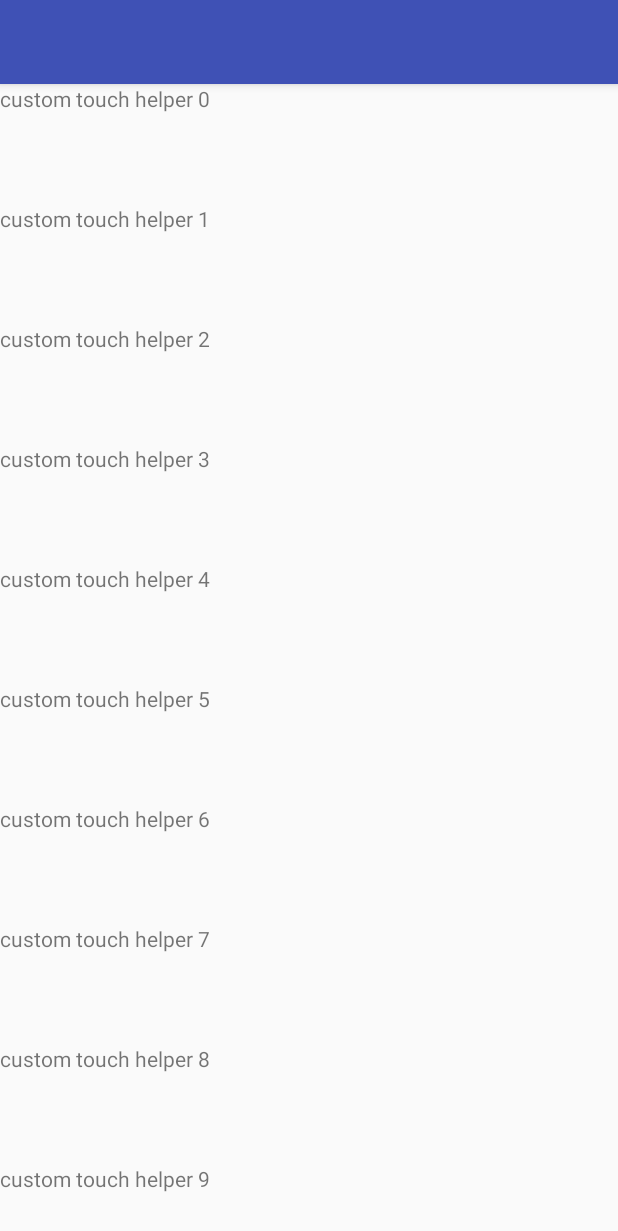
After one commit to yushilei1218/JetPack, an Android app: the ItemTouchHelperActivity screen opened directly, with no data from a screen before it, on a phone screen of 412 x 824 dp. The commit adds this screen. Shown: the top 1231 px of the screen. Run offline under Robolectric (Android 15) with nearby library versions, the phone set to English and light mode, and no system bars; our stand-ins replace ButterKnife.

Commit message:
1：测试ItemTouchHelper 中的CallBack

```diff
--- a/app/build.gradle
+++ b/app/build.gradle
@@ -56,4 +56,5 @@ dependencies {
     implementation 'com.github.chrisbanes:PhotoView:2.1.4'
     implementation 'com.github.yalantis:ucrop:2.2.2'
     implementation 'cn.carbswang.android:NumberPickerView:1.1.1'
+    implementation 'com.github.mcxtzhang:ZLayoutManager:V1.1.0'
 }
--- a/app/src/main/AndroidManifest.xml
+++ b/app/src/main/AndroidManifest.xml
@@ -62,7 +62,8 @@
         <activity android:name=".ui.ScrollPageActivity" />
         <activity android:name=".ui.NestScrooViewRecyActivity" />
         <activity android:name=".ui.ViewPageRecyclerActivity" />
-        <activity android:name=".ui.RecyclerViewActivity"></activity>
+        <activity android:name=".ui.RecyclerViewActivity" />
+        <activity android:name=".ui.ItemTouchHelperActivity"></activity>
     </application>
 
 </manifest>
--- /dev/null
+++ b/app/src/main/java/com/test/shileiyu/jetpack/common/widget/ItemTouchCallBack.java
@@ -0,0 +1,35 @@
+package com.test.shileiyu.jetpack.common.widget;
+
+import android.support.v7.widget.RecyclerView;
+import android.support.v7.widget.helper.ItemTouchHelper;
+
+import com.test.shileiyu.jetpack.common.base.AbsRBaseAdapter;
+import com.test.shileiyu.jetpack.common.bean.Bean;
+
+import java.util.List;
+
+public class ItemTouchCallBack extends ItemTouchHelper.SimpleCallback {
+
+    private final AbsRBaseAdapter<Bean> adapter;
+
+    public ItemTouchCallBack(int dragDirs, int swipeDirs, AbsRBaseAdapter<Bean> adapter) {
+        super(dragDirs, swipeDirs);
+        this.adapter = adapter;
+    }
+
+    @Override
+    public boolean onMove(RecyclerView recyclerView, RecyclerView.ViewHolder viewHolder, RecyclerView.ViewHolder target) {
+        List<Bean> data = adapter.data;
+        int from = viewHolder.getAdapterPosition();
+        Bean remove = data.remove(from);
+        int to = target.getAdapterPosition();
+        data.add(to, remove);
+        adapter.notifyItemMoved(from, to);
+        return true;
+    }
+
+    @Override
+    public void onSwiped(RecyclerView.ViewHolder viewHolder, int direction) {
+
+    }
+}
--- /dev/null
+++ b/app/src/main/java/com/test/shileiyu/jetpack/ui/ItemTouchHelperActivity.java
@@ -0,0 +1,33 @@
+package com.test.shileiyu.jetpack.ui;
+
+import android.os.Bundle;
+import android.support.v7.widget.RecyclerView;
+import android.support.v7.widget.helper.ItemTouchHelper;
+
+import com.test.shileiyu.jetpack.R;
+import com.test.shileiyu.jetpack.common.adapter.BeanRAdapter;
+import com.test.shileiyu.jetpack.common.base.BaseActivity;
+import com.test.shileiyu.jetpack.common.bean.Bean;
+import com.test.shileiyu.jetpack.common.widget.ItemTouchCallBack;
+
+import butterknife.BindView;
+
+public class ItemTouchHelperActivity extends BaseActivity {
+    @BindView(R.id.touch_helper_recycler)
+    RecyclerView mRecyclerView;
+
+    @Override
+    protected void initView(Bundle savedInstanceState) {
+        BeanRAdapter adapter = new BeanRAdapter();
+        adapter.data = Bean.getList("custom touch helper", 20);
+        mRecyclerView.setAdapter(adapter);
+        ItemTouchCallBack callBack = new ItemTouchCallBack(ItemTouchHelper.DOWN | ItemTouchHelper.UP, 0, adapter);
+        ItemTouchHelper helper = new ItemTouchHelper(callBack);
+        helper.attachToRecyclerView(mRecyclerView);
+    }
+
+    @Override
+    public int getLayoutId() {
+        return R.layout.activity_item_touch_helper;
+    }
+}
--- /dev/null
+++ b/app/src/main/res/layout/activity_item_touch_helper.xml
@@ -0,0 +1,14 @@
+<?xml version="1.0" encoding="utf-8"?>
+<android.support.constraint.ConstraintLayout xmlns:android="http://schemas.android.com/apk/res/android"
+    xmlns:app="http://schemas.android.com/apk/res-auto"
+    xmlns:tools="http://schemas.android.com/tools"
+    android:layout_width="match_parent"
+    android:layout_height="match_parent"
+    tools:context=".ui.ItemTouchHelperActivity">
+
+    <android.support.v7.widget.RecyclerView
+        android:id="@+id/touch_helper_recycler"
+        android:layout_width="match_parent"
+        android:layout_height="match_parent"
+        app:layoutManager="android.support.v7.widget.LinearLayoutManager" />
+</android.support.constraint.ConstraintLayout>
```
Also changed, not shown: app/src/main/java/com/test/shileiyu/jetpack/MainActivity.java (+5 -0 lines), app/src/main/java/com/test/shileiyu/jetpack/common/widget/OverLayCardLayoutManager.java (added, +16 -0 lines), app/src/main/java/com/test/shileiyu/jetpack/ui/RecyclerViewActivity.java (+19 -82 lines), app/src/main/res/layout/activity_main.xml (+9 -1 lines), app/src/main/res/layout/item_card.xml (added, +12 -0 lines).
